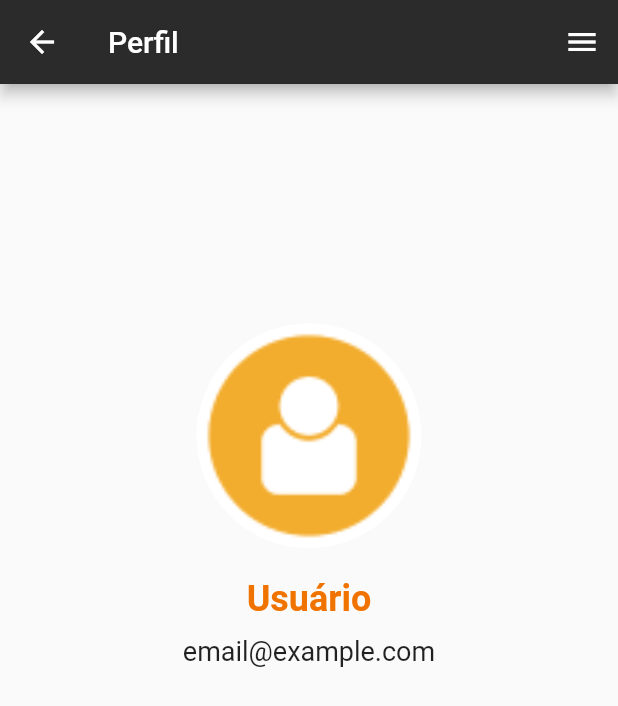
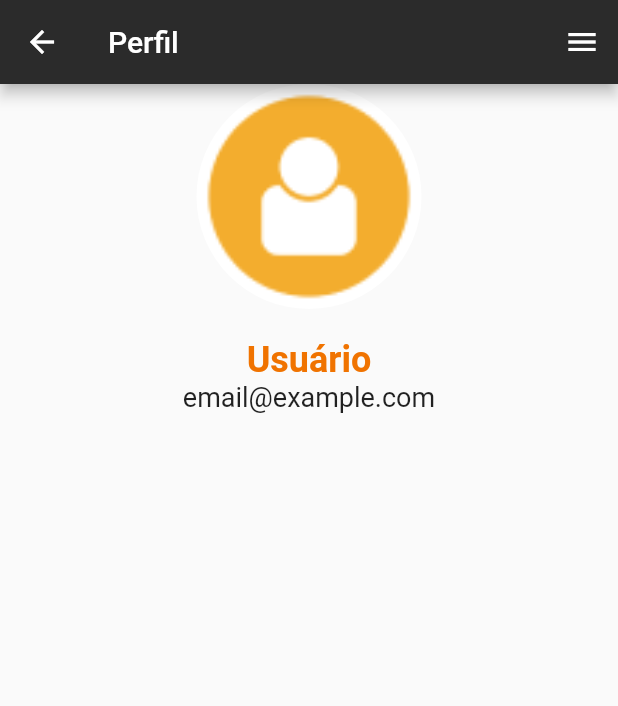
Before and after one commit to ramonVSCorrea/aplicativo_inclinometro, a Flutter app: the ProfilePage screen opened directly, on a phone screen of 412 x 824 dp. Shown: the top 706 px of the screen. Run offline on Flutter 3.47's test engine with Material 2 defaults, Android fonts, the phone set to English and light mode, and no system bars; our stand-ins replace flutter_bluetooth_serial, permission_handler, shared_preferences, sqflite; accounts and stored records are empty.

Commit message:
Fix profile page

```diff
--- a/lib/views/profile_page.dart
+++ b/lib/views/profile_page.dart
@@ -55,7 +55,8 @@ class _ProfilePageState extends State<ProfilePage> {
           ],
         ),
       ),
-      body: Center(
+      body:  SingleChildScrollView(
+        child: Center(
           child: Column(
             mainAxisAlignment: MainAxisAlignment.center,
             children: <Widget>[
@@ -70,18 +71,15 @@ class _ProfilePageState extends State<ProfilePage> {
                 style: TextStyle(
                   fontSize: 24,
                   fontWeight: FontWeight.bold,
-                  color: const Color(0xFFF07300)),
+                  color: const Color(0xFFF07300),
                 ),
-            SizedBox(height: 10),
+              ),
               Text(
                 'email@example.com',
                 style: TextStyle(fontSize: 18),
               ),
-            SizedBox(height: 200),
-            const SizedBox(
-              height: 20,
+            ],
           ),
-          ],
         ),
       ),
     );
```
Lines whose indentation alone changed are shown as unchanged.
